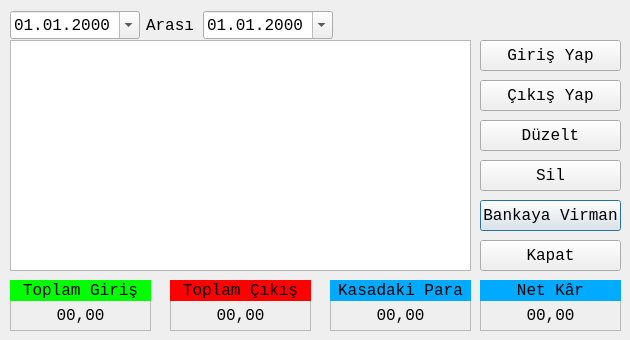
Before: the Qt Designer form kasadialogform.ui in mamoo81/bhss, drawn with Qt 5.
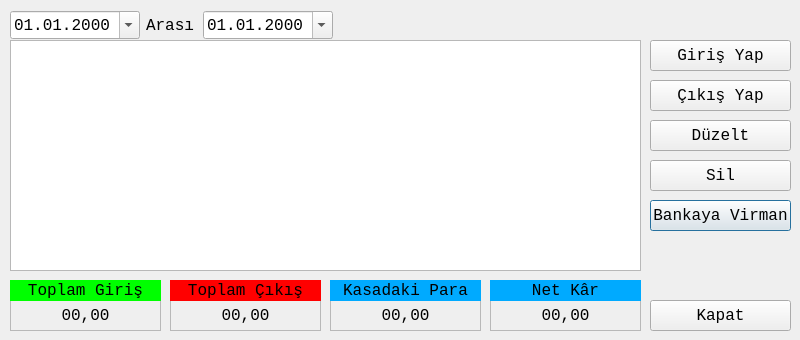
After: the same form once the commit is applied. Icons and pictures are not drawn.

```diff
--- a/kasadialogform.ui
+++ b/kasadialogform.ui
@@ -6,19 +6,19 @@
    <rect>
     <x>0</x>
     <y>0</y>
-    <width>630</width>
+    <width>800</width>
     <height>340</height>
    </rect>
   </property>
   <property name="minimumSize">
    <size>
-    <width>630</width>
+    <width>800</width>
     <height>340</height>
    </size>
   </property>
   <property name="maximumSize">
    <size>
-    <width>630</width>
+    <width>800</width>
     <height>340</height>
    </size>
   </property>
@@ -36,10 +36,13 @@
     <rect>
      <x>10</x>
      <y>40</y>
-     <width>461</width>
+     <width>631</width>
      <height>231</height>
     </rect>
    </property>
+   <property name="alternatingRowColors">
+    <bool>true</bool>
+   </property>
    <property name="selectionMode">
     <enum>QAbstractItemView::SingleSelection</enum>
    </property>
@@ -53,7 +56,7 @@
   <widget class="QPushButton" name="pushButton_5">
    <property name="geometry">
     <rect>
-     <x>480</x>
+     <x>650</x>
      <y>200</y>
      <width>141</width>
      <height>31</height>
@@ -66,8 +69,8 @@
   <widget class="QPushButton" name="KapatpushButton">
    <property name="geometry">
     <rect>
-     <x>480</x>
-     <y>240</y>
+     <x>650</x>
+     <y>300</y>
      <width>141</width>
      <height>31</height>
     </rect>
@@ -89,7 +92,7 @@
   <widget class="QToolButton" name="KasaGirisYaptoolButton">
    <property name="geometry">
     <rect>
-     <x>480</x>
+     <x>650</x>
      <y>40</y>
      <width>141</width>
      <height>31</height>
@@ -115,7 +118,7 @@
   <widget class="QToolButton" name="KasaCikisYaptoolButton">
    <property name="geometry">
     <rect>
-     <x>480</x>
+     <x>650</x>
      <y>80</y>
      <width>141</width>
      <height>31</height>
@@ -141,7 +144,7 @@
   <widget class="QToolButton" name="DuzelttoolButton">
    <property name="geometry">
     <rect>
-     <x>480</x>
+     <x>650</x>
      <y>120</y>
      <width>141</width>
      <height>31</height>
@@ -167,7 +170,7 @@
   <widget class="QToolButton" name="SiltoolButton">
    <property name="geometry">
     <rect>
-     <x>480</x>
+     <x>650</x>
      <y>160</y>
      <width>141</width>
      <height>31</height>
@@ -195,7 +198,7 @@
     <rect>
      <x>10</x>
      <y>280</y>
-     <width>141</width>
+     <width>151</width>
      <height>51</height>
     </rect>
    </property>
@@ -210,7 +213,7 @@
      <rect>
       <x>0</x>
       <y>0</y>
-      <width>141</width>
+      <width>151</width>
       <height>21</height>
      </rect>
     </property>
@@ -229,7 +232,7 @@
      <rect>
       <x>10</x>
       <y>25</y>
-      <width>121</width>
+      <width>131</width>
       <height>20</height>
      </rect>
     </property>
@@ -246,7 +249,7 @@
     <rect>
      <x>170</x>
      <y>280</y>
-     <width>141</width>
+     <width>151</width>
      <height>51</height>
     </rect>
    </property>
@@ -261,7 +264,7 @@
      <rect>
       <x>0</x>
       <y>0</y>
-      <width>141</width>
+      <width>151</width>
       <height>21</height>
      </rect>
     </property>
@@ -286,7 +289,7 @@
      <rect>
       <x>10</x>
       <y>25</y>
-      <width>121</width>
+      <width>131</width>
       <height>20</height>
      </rect>
     </property>
@@ -303,7 +306,7 @@
     <rect>
      <x>330</x>
      <y>280</y>
-     <width>141</width>
+     <width>151</width>
      <height>51</height>
     </rect>
    </property>
@@ -318,7 +321,7 @@
      <rect>
       <x>0</x>
       <y>0</y>
-      <width>141</width>
+      <width>151</width>
       <height>21</height>
      </rect>
     </property>
@@ -343,7 +346,7 @@
      <rect>
       <x>10</x>
       <y>25</y>
-      <width>121</width>
+      <width>131</width>
       <height>20</height>
      </rect>
     </property>
@@ -358,9 +361,9 @@
   <widget class="QFrame" name="frame_4">
    <property name="geometry">
     <rect>
-     <x>480</x>
+     <x>490</x>
      <y>280</y>
-     <width>141</width>
+     <width>151</width>
      <height>51</height>
     </rect>
    </property>
@@ -375,7 +378,7 @@
      <rect>
       <x>0</x>
       <y>0</y>
-      <width>141</width>
+      <width>151</width>
       <height>21</height>
      </rect>
     </property>
@@ -400,7 +403,7 @@
      <rect>
       <x>10</x>
       <y>25</y>
-      <width>121</width>
+      <width>131</width>
       <height>20</height>
      </rect>
     </property>
@@ -412,7 +415,7 @@
     </property>
    </widget>
   </widget>
-  <widget class="QWidget" name="">
+  <widget class="QWidget" name="layoutWidget">
    <property name="geometry">
     <rect>
      <x>10</x>
```
